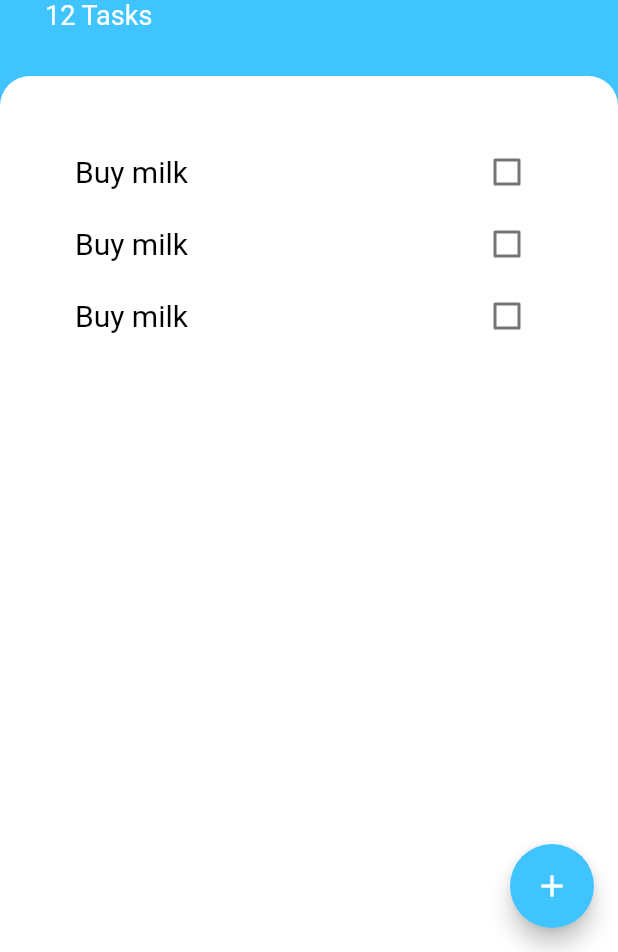
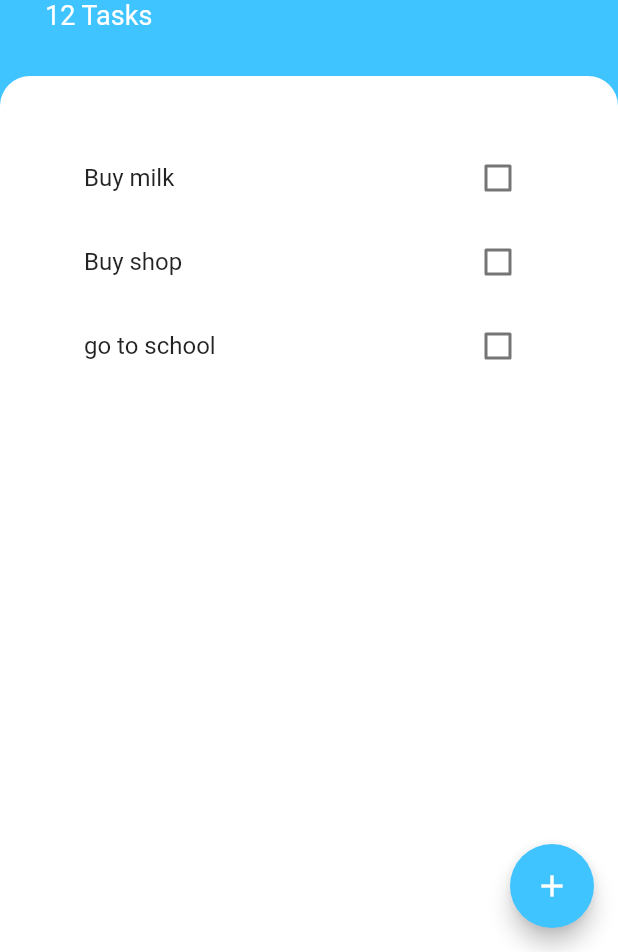
Before and after one commit to gustavozreis/Flutter-ToDoApp, a Flutter app: the screen it shows after launch, on a phone screen of 412 x 824 dp, the part 284-1236 px from its top. Run offline on Flutter 3.47's test engine with Material 2 defaults, Android fonts, the phone set to English and light mode, and no system bars.

Commit message:
Configura bottom sheet para adicionar tasks.

```diff
--- a/lib/screens/list_item.dart
+++ b/lib/screens/components/list_checkbox.dart
@@ -1,14 +1,14 @@
 import 'package:flutter/cupertino.dart';
 import 'package:flutter/material.dart';
 
-class ListItem extends StatefulWidget {
-  const ListItem({Key? key}) : super(key: key);
+class ListCheckbox extends StatefulWidget {
+  const ListCheckbox({Key? key}) : super(key: key);
 
   @override
-  State<ListItem> createState() => _ListItemState();
+  State<ListCheckbox> createState() => _ListCheckboxState();
 }
 
-class _ListItemState extends State<ListItem> {
+class _ListCheckboxState extends State<ListCheckbox> {
   bool isChecked = false;
   @override
   Widget build(BuildContext context) {
--- /dev/null
+++ b/lib/screens/components/task_list.dart
@@ -0,0 +1,23 @@
+import 'package:flutter/cupertino.dart';
+import 'package:flutter/material.dart';
+import 'package:todoey/screens/components/task_tile.dart';
+
+import 'list_checkbox.dart';
+
+class TaskList extends StatelessWidget {
+  const TaskList({
+    Key? key,
+  }) : super(key: key);
+
+  @override
+  Widget build(BuildContext context) {
+    return ListView(
+      padding: const EdgeInsets.only(top: 40.0, left: 40.0, right: 40.0),
+      children: const [
+        TaskTile(title: 'Buy milk'),
+        TaskTile(title: 'Buy shop'),
+        TaskTile(title: 'go to school'),
+      ],
+    );
+  }
+}
--- /dev/null
+++ b/lib/screens/components/task_tile.dart
@@ -0,0 +1,18 @@
+import 'package:flutter/cupertino.dart';
+import 'package:flutter/material.dart';
+
+import 'list_checkbox.dart';
+
+class TaskTile extends StatelessWidget {
+  const TaskTile({Key? key, required this.title}) : super(key: key);
+
+  final String title;
+
+  @override
+  Widget build(BuildContext context) {
+    return ListTile(
+      title: Text(title),
+      trailing: ListCheckbox(),
+    );
+  }
+}
--- a/lib/screens/tasks_screen.dart
+++ b/lib/screens/tasks_screen.dart
@@ -1,12 +1,20 @@
 import 'package:flutter/cupertino.dart';
 import 'package:flutter/material.dart';
+import 'package:todoey/screens/add_task_screen.dart';
 
-import 'list_item.dart';
+import 'components/list_checkbox.dart';
+import 'components/task_list.dart';
 
 class TasksScreen extends StatelessWidget {
   const TasksScreen({Key? key}) : super(key: key);
 
   final bool isChecked = false;
+
+  Widget buildBottomSheet(BuildContext context) {
+    return Container(
+      child: Center(child: Text('This is a bottom sheet')),
+    );
+  }
 
   @override
   Widget build(BuildContext context) {
@@ -60,56 +68,18 @@ class TasksScreen extends StatelessWidget {
                   topRight: Radius.circular(20.0),
                 ),
               ),
-              child: ListView(
-                padding: EdgeInsets.only(top: 40.0, left: 50.0, right: 50.0),
-                children: [
-                  Row(
-                    mainAxisAlignment: MainAxisAlignment.spaceBetween,
-                    children: const [
-                      Text(
-                        'Buy milk',
-                        style: TextStyle(
-                          color: Colors.black,
-                          fontSize: 20.0,
-                        ),
-                      ),
-                      ListItem(),
-                    ],
-                  ),
-                  Row(
-                    mainAxisAlignment: MainAxisAlignment.spaceBetween,
-                    children: const [
-                      Text(
-                        'Buy milk',
-                        style: TextStyle(
-                          color: Colors.black,
-                          fontSize: 20.0,
-                        ),
-                      ),
-                      ListItem(),
-                    ],
-                  ),
-                  Row(
-                    mainAxisAlignment: MainAxisAlignment.spaceBetween,
-                    children: const [
-                      Text(
-                        'Buy milk',
-                        style: TextStyle(
-                          color: Colors.black,
-                          fontSize: 20.0,
-                        ),
-                      ),
-                      ListItem(),
-                    ],
-                  ),
-                ],
-              ),
+              child: TaskList(),
             ),
           ),
         ],
       ),
-      floatingActionButton: const FloatingActionButton(
-        onPressed: null,
+      floatingActionButton: FloatingActionButton(
+        onPressed: () {
+          showModalBottomSheet(
+            context: context,
+            builder: (context) => const AddTaskScreen(),
+          );
+        },
         backgroundColor: Colors.lightBlueAccent,
         child: Icon(Icons.add),
       ),
```
Also changed, not shown: lib/screens/add_task_screen.dart (added, +68 -0 lines).
